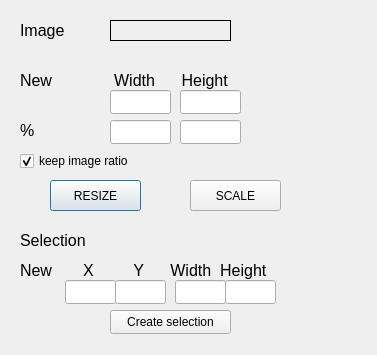
Above: dialogsize.ui from nikkNizz/Drawish before the change. Below: the same form after it.
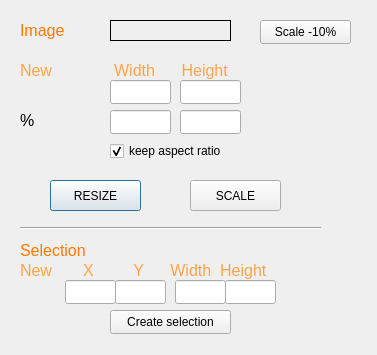
That is the form after the change. Icons and pictures are not drawn.

Patch:
```diff
--- a/dialogsize.ui
+++ b/dialogsize.ui
@@ -32,18 +32,18 @@
       <colorrole role="WindowText">
        <brush brushstyle="SolidPattern">
         <color alpha="255">
-         <red>192</red>
-         <green>28</green>
-         <blue>40</blue>
+         <red>255</red>
+         <green>120</green>
+         <blue>0</blue>
         </color>
        </brush>
       </colorrole>
       <colorrole role="Button">
        <brush brushstyle="SolidPattern">
         <color alpha="255">
-         <red>192</red>
-         <green>28</green>
-         <blue>40</blue>
+         <red>255</red>
+         <green>120</green>
+         <blue>0</blue>
         </color>
        </brush>
       </colorrole>
@@ -124,8 +124,8 @@
       <colorrole role="WindowText">
        <brush brushstyle="SolidPattern">
         <color alpha="255">
-         <red>0</red>
-         <green>0</green>
+         <red>255</red>
+         <green>120</green>
          <blue>0</blue>
         </color>
        </brush>
@@ -133,9 +133,9 @@
       <colorrole role="Button">
        <brush brushstyle="SolidPattern">
         <color alpha="255">
-         <red>239</red>
-         <green>239</green>
-         <blue>239</blue>
+         <red>255</red>
+         <green>120</green>
+         <blue>0</blue>
         </color>
        </brush>
       </colorrole>
@@ -225,9 +225,9 @@
       <colorrole role="Button">
        <brush brushstyle="SolidPattern">
         <color alpha="255">
-         <red>192</red>
-         <green>28</green>
-         <blue>40</blue>
+         <red>255</red>
+         <green>120</green>
+         <blue>0</blue>
         </color>
        </brush>
       </colorrole>
@@ -340,11 +340,38 @@
    <property name="geometry">
     <rect>
      <x>20</x>
-     <y>70</y>
+     <y>60</y>
      <width>231</width>
      <height>21</height>
     </rect>
    </property>
+   <property name="palette">
+    <palette>
+     <active>
+      <colorrole role="WindowText">
+       <brush brushstyle="SolidPattern">
+        <color alpha="255">
+         <red>255</red>
+         <green>163</green>
+         <blue>72</blue>
+        </color>
+       </brush>
+      </colorrole>
+     </active>
+     <inactive>
+      <colorrole role="WindowText">
+       <brush brushstyle="SolidPattern">
+        <color alpha="255">
+         <red>255</red>
+         <green>163</green>
+         <blue>72</blue>
+        </color>
+       </brush>
+      </colorrole>
+     </inactive>
+     <disabled/>
+    </palette>
+   </property>
    <property name="font">
     <font>
      <pointsize>12</pointsize>
@@ -358,7 +385,7 @@
    <property name="geometry">
     <rect>
      <x>110</x>
-     <y>90</y>
+     <y>80</y>
      <width>61</width>
      <height>24</height>
     </rect>
@@ -376,7 +403,7 @@
    <property name="geometry">
     <rect>
      <x>180</x>
-     <y>90</y>
+     <y>80</y>
      <width>61</width>
      <height>24</height>
     </rect>
@@ -394,7 +421,7 @@
    <property name="geometry">
     <rect>
      <x>20</x>
-     <y>120</y>
+     <y>110</y>
      <width>31</width>
      <height>21</height>
     </rect>
@@ -412,7 +439,7 @@
    <property name="geometry">
     <rect>
      <x>110</x>
-     <y>120</y>
+     <y>110</y>
      <width>61</width>
      <height>24</height>
     </rect>
@@ -427,7 +454,7 @@
    <property name="geometry">
     <rect>
      <x>180</x>
-     <y>120</y>
+     <y>110</y>
      <width>61</width>
      <height>24</height>
     </rect>
@@ -442,7 +469,7 @@
    <property name="geometry">
     <rect>
      <x>20</x>
-     <y>230</y>
+     <y>240</y>
      <width>91</width>
      <height>21</height>
     </rect>
@@ -453,18 +480,18 @@
       <colorrole role="WindowText">
        <brush brushstyle="SolidPattern">
         <color alpha="255">
-         <red>192</red>
-         <green>28</green>
-         <blue>40</blue>
+         <red>255</red>
+         <green>120</green>
+         <blue>0</blue>
         </color>
        </brush>
       </colorrole>
       <colorrole role="Button">
        <brush brushstyle="SolidPattern">
         <color alpha="255">
-         <red>192</red>
-         <green>28</green>
-         <blue>40</blue>
+         <red>255</red>
+         <green>120</green>
+         <blue>0</blue>
         </color>
        </brush>
       </colorrole>
@@ -545,8 +572,8 @@
       <colorrole role="WindowText">
        <brush brushstyle="SolidPattern">
         <color alpha="255">
-         <red>0</red>
-         <green>0</green>
+         <red>255</red>
+         <green>120</green>
          <blue>0</blue>
         </color>
        </brush>
@@ -554,9 +581,9 @@
       <colorrole role="Button">
        <brush brushstyle="SolidPattern">
         <color alpha="255">
-         <red>239</red>
-         <green>239</green>
-         <blue>239</blue>
+         <red>255</red>
+         <green>120</green>
+         <blue>0</blue>
         </color>
        </brush>
       </colorrole>
@@ -646,9 +673,9 @@
       <colorrole role="Button">
        <brush brushstyle="SolidPattern">
         <color alpha="255">
-         <red>192</red>
-         <green>28</green>
-         <blue>40</blue>
+         <red>255</red>
+         <green>120</green>
+         <blue>0</blue>
         </color>
        </brush>
       </colorrole>
@@ -739,14 +766,14 @@
   <widget class="QCheckBox" name="keep_checkBox">
    <property name="geometry">
     <rect>
-     <x>20</x>
-     <y>150</y>
+     <x>110</x>
+     <y>140</y>
      <width>131</width>
      <height>22</height>
     </rect>
    </property>
    <property name="text">
-    <string>keep image ratio</string>
+    <string>keep aspect ratio</string>
    </property>
    <property name="checked">
     <bool>true</bool>
@@ -787,6 +814,33 @@
      <height>21</height>
     </rect>
    </property>
+   <property name="palette">
+    <palette>
+     <active>
+      <colorrole role="WindowText">
+       <brush brushstyle="SolidPattern">
+        <color alpha="255">
+         <red>255</red>
+         <green>163</green>
+         <blue>72</blue>
+        </color>
+       </brush>
+      </colorrole>
+     </active>
+     <inactive>
+      <colorrole role="WindowText">
+       <brush brushstyle="SolidPattern">
+        <color alpha="255">
+         <red>255</red>
+         <green>163</green>
+         <blue>72</blue>
+        </color>
+       </brush>
+      </colorrole>
+     </inactive>
+     <disabled/>
+    </palette>
+   </property>
    <property name="font">
     <font>
      <pointsize>12</pointsize>
@@ -849,6 +903,32 @@
     <string>Create selection</string>
    </property>
   </widget>
+  <widget class="Line" name="line">
+   <property name="geometry">
+    <rect>
+     <x>20</x>
+     <y>220</y>
+     <width>301</width>
+     <height>16</height>
+    </rect>
+   </property>
+   <property name="orientation">
+    <enum>Qt::Orientation::Horizontal</enum>
+   </property>
+  </widget>
+  <widget class="QPushButton" name="buttonDecrem10">
+   <property name="geometry">
+    <rect>
+     <x>260</x>
+     <y>20</y>
+     <width>91</width>
+     <height>24</height>
+    </rect>
+   </property>
+   <property name="text">
+    <string>Scale -10%</string>
+   </property>
+  </widget>
  </widget>
  <resources>
   <include location="Drawish.qrc"/>
```
Left out of the diff: 2 changed lines with no effect on the pictures.
